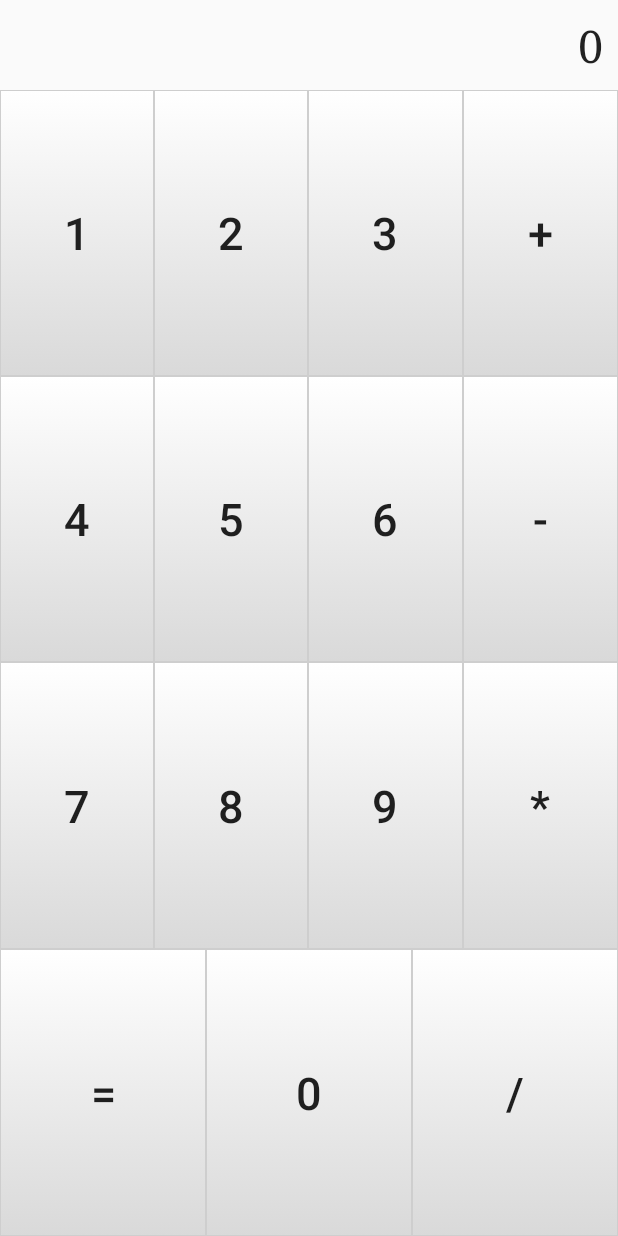
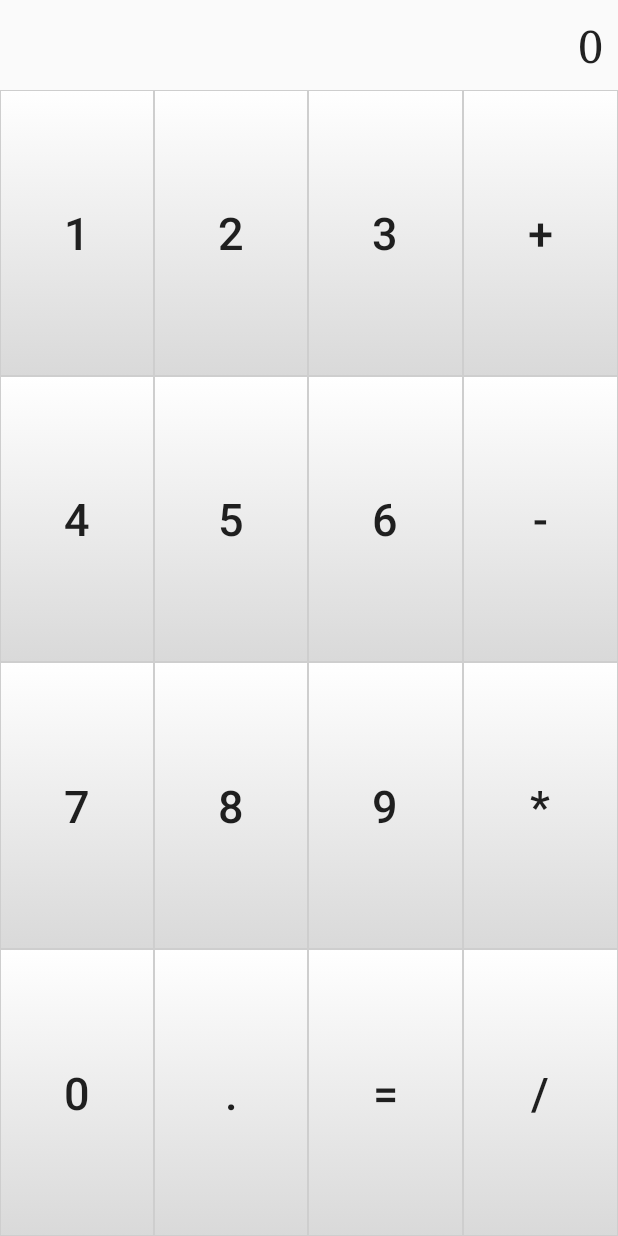
Before and after one commit to Rekamux/GWCCalculator, an Android app: the screen it shows after launch (MainActivity), on a phone screen of 412 x 824 dp. Run offline under Robolectric (Android 15) with nearby library versions, the phone set to English and light mode, and no system bars.

Commit message:
Exercise 9
Added the "." button

```diff
--- a/app/src/main/java/com/gwc/ax/gwccalculator/MainActivity.java
+++ b/app/src/main/java/com/gwc/ax/gwccalculator/MainActivity.java
@@ -15,6 +15,8 @@ public class MainActivity extends AppCompatActivity
     private int[] operatorButtons = {R.id.buttonPlus, R.id.buttonMinus, R.id.buttonTimes, R.id.buttonDivide};
     // The ID of the "=" button
     private int equalButton = R.id.buttonEqual;
+    // The ID of the "." button
+    private int pointButton = R.id.buttonPoint;
     // TextView used to display the output
     private TextView screenTextView;
     // The value of the two operand
@@ -27,10 +29,13 @@ public class MainActivity extends AppCompatActivity
     private boolean hasPopulatedOperand;
     // Whether the operand is negative
     private boolean isNegative;
+    // Number of digits after the point, 0 for none
+    private int digitsAfterPoint;
 
     // Show the screenValue in the screenTextView
     private void updateScreenTextView(float screenValue)
     {
+        // Some magic to not show the "." if not needed
         if ((float)((int)(screenValue)) == screenValue)
         {
             screenTextView.setText(Integer.toString((int)screenValue));
@@ -56,6 +61,8 @@ public class MainActivity extends AppCompatActivity
         operandIndex = 0;
         // By default the operand isn't negative
         isNegative = false;
+        // By default we are before the .
+        digitsAfterPoint = 0;
 
         // All the numeric buttons use the NumericButtonListener listener
         NumericButtonListener numericButtonListener = new NumericButtonListener();
@@ -74,6 +81,9 @@ public class MainActivity extends AppCompatActivity
         // The equal sign uses the EqualButtonListener listener
         EqualButtonListener equalButtonListener = new EqualButtonListener();
         findViewById(equalButton).setOnClickListener(equalButtonListener);
+
+        PointButtonListener pointButtonListener = new PointButtonListener();
+        findViewById(pointButton).setOnClickListener(pointButtonListener);
     }
 
     private class NumericButtonListener implements View.OnClickListener
@@ -93,19 +103,40 @@ public class MainActivity extends AppCompatActivity
             Button button = (Button) v;
             // Gather the text shown by the button
             String text = button.getText().toString();
-            // Gather the float value of the button
-            float value = Float.valueOf(text);
-            // If the operand is positive
-            if (!isNegative)
+            // Gather the int value of the button
+            float value = Integer.valueOf(text);
+            // If we are after the point, the value has to be divided by 10^digits before being added or substracted
+            if (digitsAfterPoint >= 1)
             {
-                // Math: when you add a digit at the right of an integer, you multiply it by 10 and add that digit
-                operandValues[operandIndex] = operandValues[operandIndex] * (float)10 + value;
+                value /= Math.pow(10, digitsAfterPoint);
+                // Increment the number of digits
+                digitsAfterPoint++;
+                // If the operand is positive
+                if (!isNegative)
+                {
+                    operandValues[operandIndex] += value;
+                }
+                // Else if it's negative
+                else
+                {
+                    operandValues[operandIndex] -= value;
+                }
             }
-            // Else if it's negative
+            // Else if we are still before the point
             else
             {
-                // Math: when you add a digit at the right of anegative integer, you multiply it by 10 and substract that digit
-                operandValues[operandIndex] = operandValues[operandIndex] * (float)10 - value;
+                // If the operand is positive
+                if (!isNegative)
+                {
+                    // Math: when you add a digit at the right of an integer, you multiply it by 10 and add that digit
+                    operandValues[operandIndex] = operandValues[operandIndex] * (float) 10 + value;
+                }
+                // Else if it's negative
+                else
+                {
+                    // Math: when you add a digit at the right of anegative integer, you multiply it by 10 and substract that digit
+                    operandValues[operandIndex] = operandValues[operandIndex] * (float) 10 - value;
+                }
             }
             // Show the result on the screen
             updateScreenTextView(operandValues[operandIndex]);
@@ -153,6 +184,8 @@ public class MainActivity extends AppCompatActivity
                 hasPopulatedOperand = false;
                 // Back to assuming the number will be positive
                 isNegative = false;
+                // Back to 0 digits after the point
+                digitsAfterPoint = 0;
             }
         }
     }
@@ -177,9 +210,11 @@ public class MainActivity extends AppCompatActivity
                 hasPopulatedOperand = false;
                 // Back to assuming it's positive
                 isNegative = false;
+                // Back to 0 digits after the point
+                digitsAfterPoint = 0;
             }
             // If we have no input and the - operator, it's a change of sign
-            else if (!hasPopulatedOperand && operator.equals("-"))
+            else if (!hasPopulatedOperand && operator.equals("-") && digitsAfterPoint == 0)
             {
                 // Invert the sign
                 isNegative = !isNegative;
@@ -197,4 +232,38 @@ public class MainActivity extends AppCompatActivity
             }
         }
     }
+
+    private class PointButtonListener implements View.OnClickListener
+    {
+        @Override
+        public void onClick(View v)
+        {
+            // If No point yet
+            if (digitsAfterPoint == 0)
+            {
+                // Remember that we have one digit after the point
+                digitsAfterPoint = 1;
+                // If we have started the input
+                if (hasPopulatedOperand)
+                {
+                    // Simply show the dangling point after the integer part
+                    screenTextView.setText(Integer.toString((int) operandValues[operandIndex]) + ".");
+                }
+                // If nothing has been input yet, infer 0
+                else
+                {
+                    // If it's positive, show "0."
+                    if (!isNegative)
+                    {
+                        screenTextView.setText("0.");
+                    }
+                    // If it's negative, show "-0."
+                    else
+                    {
+                        screenTextView.setText("-0.");
+                    }
+                }
+            }
+        }
+    }
 }
--- a/app/src/main/res/layout/activity_main.xml
+++ b/app/src/main/res/layout/activity_main.xml
@@ -149,16 +149,24 @@
                 android:layout_weight="1"
                 android:textSize="30sp"
                 android:background="@drawable/button"
-                android:id="@+id/buttonEqual"
-                android:text="=" />
+                android:id="@+id/buttonZero"
+                android:text="0" />
             <Button
                 android:layout_width="0dp"
                 android:layout_height="match_parent"
                 android:layout_weight="1"
                 android:textSize="30sp"
                 android:background="@drawable/button"
-                android:id="@+id/buttonZero"
-                android:text="0" />
+                android:id="@+id/buttonPoint"
+                android:text="." />
+            <Button
+                android:layout_width="0dp"
+                android:layout_height="match_parent"
+                android:layout_weight="1"
+                android:textSize="30sp"
+                android:background="@drawable/button"
+                android:id="@+id/buttonEqual"
+                android:text="=" />
             <Button
                 android:layout_width="0dp"
                 android:layout_height="match_parent"
```
